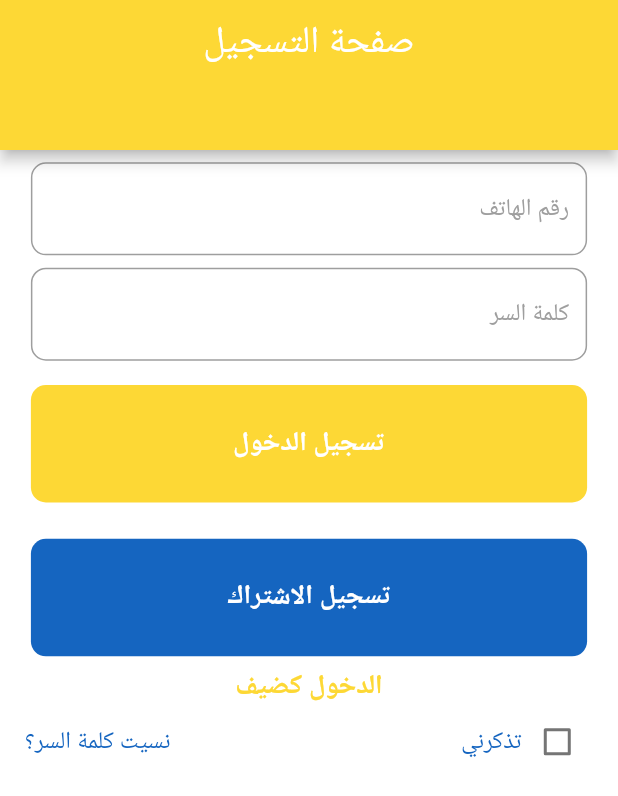
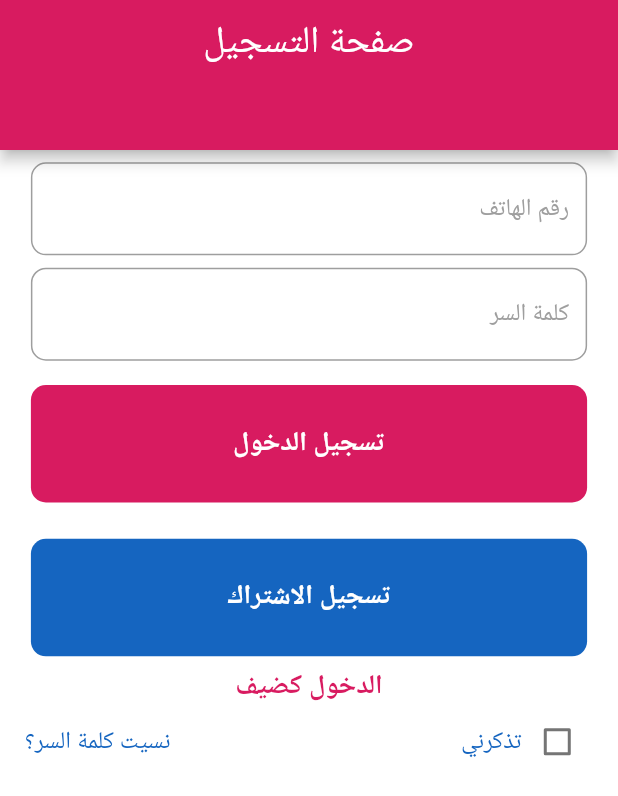
Before and after one commit to omarYousifKamal/LoginScreen, a Flutter app: the screen it shows after launch, after a tap on "تسجيل الدخول", on a phone screen of 412 x 824 dp. Shown: the top 796 px of the screen. Run offline on Flutter 3.47's test engine with Material 2 defaults, Android fonts, the phone set to English and light mode, and no system bars.

Commit message:
login screen using flutter

```diff
--- /dev/null
+++ b/lib/Api/LoginApi.dart
@@ -0,0 +1,18 @@
+import 'package:flutter/material.dart';
+import 'package:searchbarflutter/Screens/HomePage.dart';
+
+class LoginApi {
+  doLogin(
+      {BuildContext context,
+      String phoneNo,
+      String password,
+      bool rememberMe}) {
+    if (phoneNo == '099' && password == 'hama') {
+      print('access');
+      Navigator.pushReplacement(
+          context, MaterialPageRoute(builder: (context) => HomePage()));
+    } else {
+      print('wrong password or wrong number');
+    }
+  }
+}
--- /dev/null
+++ b/lib/Screens/HomePage.dart
@@ -0,0 +1,13 @@
+import 'package:flutter/material.dart';
+
+class HomePage extends StatefulWidget {
+  @override
+  _HomePageState createState() => _HomePageState();
+}
+
+class _HomePageState extends State<HomePage> {
+  @override
+  Widget build(BuildContext context) {
+    return Scaffold();
+  }
+}
--- a/lib/Screens/LoginScreen.dart
+++ b/lib/Screens/LoginScreen.dart
@@ -1,4 +1,5 @@
 import 'package:flutter/material.dart';
+import 'package:searchbarflutter/Api/LoginApi.dart';
 
 class LoginScreen extends StatefulWidget {
   @override
@@ -21,7 +22,7 @@ class _LoginScreenState extends State<LoginScreen> {
           preferredSize: Size.fromHeight(100.0),
           child: AppBar(
             centerTitle: true,
-            backgroundColor: Colors.yellow[600],
+            backgroundColor: Colors.pink[600],
             automaticallyImplyLeading: false,
             title: Text(
               'صفحة التسجيل',
@@ -104,7 +105,13 @@ class _LoginScreenState extends State<LoginScreen> {
                   height: 0.02 * MediaQuery.of(context).size.width,
                 ),
                 TextButton(
-                  onPressed: () {},
+                  onPressed: () {
+                    LoginApi().doLogin(
+                        context: context,
+                        phoneNo: phoneNo,
+                        password: password,
+                        rememberMe: checkRemember);
+                  },
                   child: Container(
                     width: 0.9 * MediaQuery.of(context).size.width,
                     height: 0.19 * MediaQuery.of(context).size.width,
@@ -112,7 +119,7 @@ class _LoginScreenState extends State<LoginScreen> {
                       borderRadius: BorderRadius.all(
                         Radius.circular(10),
                       ),
-                      color: Colors.yellow[600],
+                      color: Colors.pink[600],
                     ),
                     alignment: Alignment.center,
                     child: Text(
@@ -153,7 +160,7 @@ class _LoginScreenState extends State<LoginScreen> {
                   child: Text(
                     'الدخول كضيف',
                     style: TextStyle(
-                        color: Colors.yellow[600],
+                        color: Colors.pink[600],
                         fontWeight: FontWeight.bold,
                         fontSize: 18),
                   ),
--- a/pubspec.yaml
+++ b/pubspec.yaml
@@ -34,6 +34,7 @@ dev_dependencies:
   english_words: ^4.0.0
   http: ^0.13.1
   search_widget: ^1.0.2
+  url_launcher: ^6.0.3
 
 # For information on the generic Dart part of this file, see the
 # following page: https://dart.dev/tools/pub/pubspec
@@ -45,8 +46,8 @@ flutter:
   # the material Icons class.
   uses-material-design: true
   # To add assets to your application, add an assets section, like this:
-  assets:
-    - images/photo.jpg
+  # assets:
+  #   - images/photo.jpg
   #   - images/a_dot_ham.jpeg
   # An image asset can refer to one or more resolution-specific "variants", see
   # https://flutter.dev/assets-and-images/#resolution-aware.
```
Also changed, not shown: images/photo.jpg (deleted), pubspec.lock.
